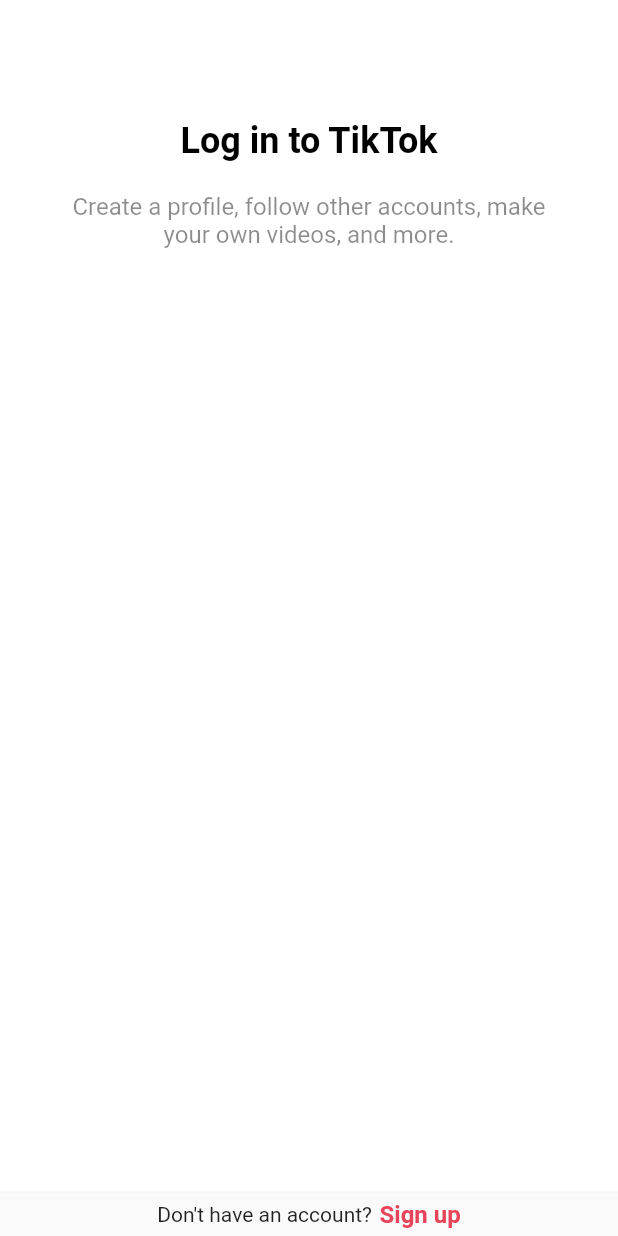
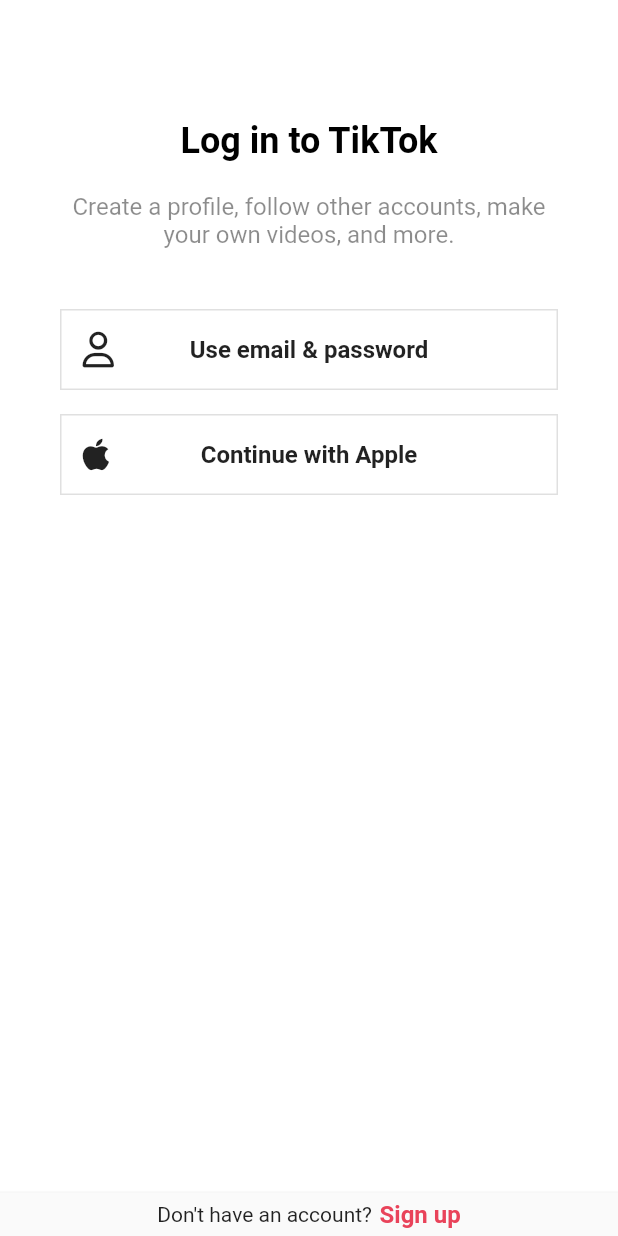
Before and after one commit to km1031kim/tiktok_clone, a Flutter app: the screen it shows after launch, after a tap on "Log in", on a phone screen of 412 x 824 dp. Run offline on Flutter 3.47's test engine with Material 3 defaults, Android fonts, the phone set to English and light mode, and no system bars; our stand-ins replace font_awesome_flutter, jiffy.

Commit message:
form button challenge

```diff
--- a/lib/features/authentication/widgets/login_screen.dart
+++ b/lib/features/authentication/widgets/login_screen.dart
@@ -1,6 +1,9 @@
 import 'package:flutter/material.dart';
+import 'package:font_awesome_flutter/font_awesome_flutter.dart';
 import 'package:tiktok_clone/constants/gaps.dart';
 import 'package:tiktok_clone/constants/sizes.dart';
+import 'package:tiktok_clone/features/authentication/widgets/auth_button.dart';
+import 'package:tiktok_clone/features/authentication/widgets/login_form_screen.dart';
 
 class LoginScreen extends StatelessWidget {
   const LoginScreen({super.key});
@@ -9,27 +12,32 @@ class LoginScreen extends StatelessWidget {
     Navigator.of(context).pop();
   }
 
-  test(BuildContext context, Widget target) {
-    return Navigator.of(context).push(
-      MaterialPageRoute(
-        builder: (context) => target,
-      ),
-    );
+  // test(BuildContext context, Widget target) {
+  //   return Navigator.of(context).push(
+  //     MaterialPageRoute(
+  //       builder: (context) => target,
+  //     ),
+  //   );
+  // }
+
+  void _onEmailLoginTap(BuildContext context) {
+    Navigator.of(context)
+        .push(MaterialPageRoute(builder: (context) => const LoginFormScreen()));
   }
 
   @override
   Widget build(BuildContext context) {
     return Scaffold(
       backgroundColor: Colors.white,
-      body: const SafeArea(
+      body: SafeArea(
         child: Padding(
-          padding: EdgeInsets.symmetric(
+          padding: const EdgeInsets.symmetric(
             horizontal: Sizes.size40,
           ),
           child: Column(
             children: [
               Gaps.v80,
-              Text(
+              const Text(
                 "Log in to TikTok",
                 style: TextStyle(
                     color: Colors.black,
@@ -37,7 +45,7 @@ class LoginScreen extends StatelessWidget {
                     fontWeight: FontWeight.w700),
               ),
               Gaps.v20,
-              Text(
+              const Text(
                 "Create a profile, follow other accounts, make your own videos, and more.",
                 style: TextStyle(
                   fontSize: Sizes.size16,
@@ -46,15 +54,18 @@ class LoginScreen extends StatelessWidget {
                 textAlign: TextAlign.center,
               ),
               Gaps.v40,
-              //AuthButton(
-              //  icon: FaIcon(FontAwesomeIcons.user),
-              // text: "Use email & password",
-              // ),
+              GestureDetector(
+                onTap: () => _onEmailLoginTap(context),
+                child: const AuthButton(
+                  icon: FaIcon(FontAwesomeIcons.user),
+                  text: "Use email & password",
+                ),
+              ),
               Gaps.v16,
-              //AuthButton(
-              //  icon: FaIcon(FontAwesomeIcons.apple),
-              // text: "Continue with Apple",
-              //),
+              const AuthButton(
+                icon: FaIcon(FontAwesomeIcons.apple),
+                text: "Continue with Apple",
+              ),
             ],
           ),
         ),
```
Also changed, not shown: lib/features/authentication/widgets/form_button.dart (+10 -8 lines), lib/features/authentication/widgets/login_form_screen.dart (+71 -2 lines).
